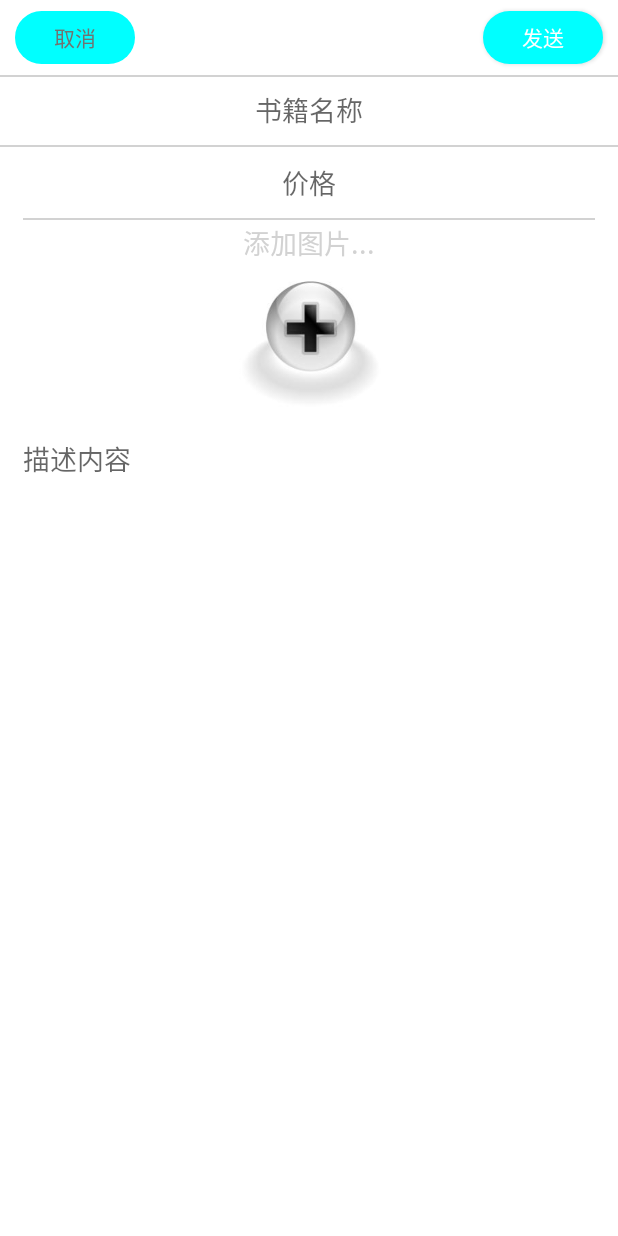
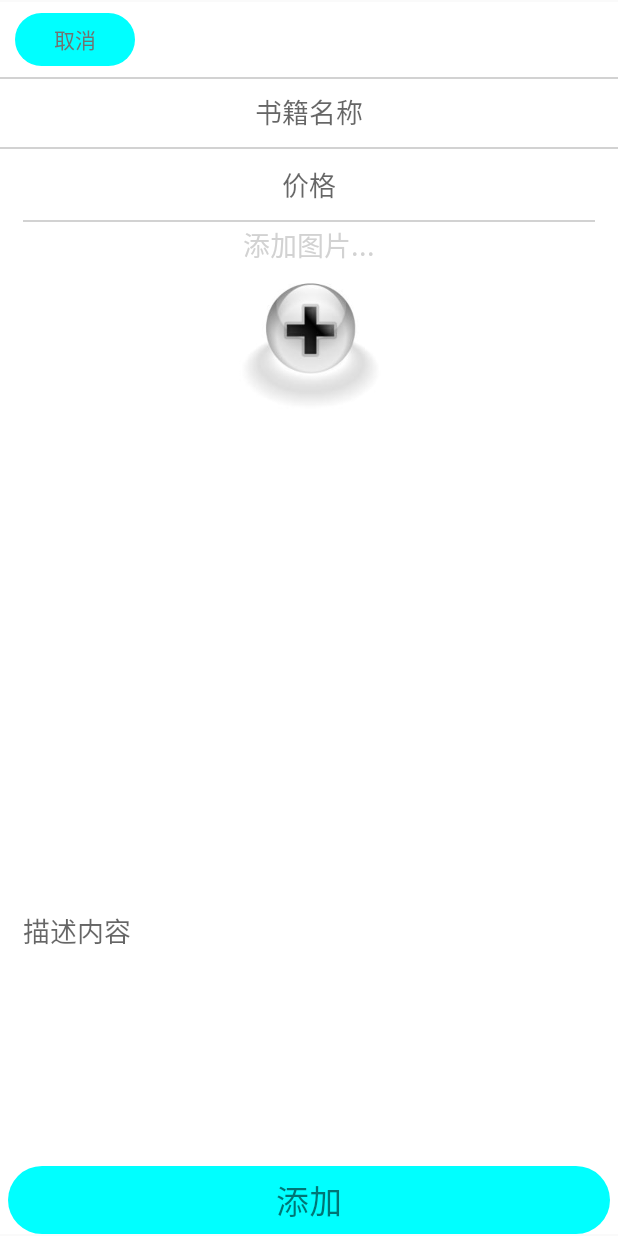
Before and after one commit to imu-yangyuan/Food, an Android app: the layout activity_add_food1.xml on its own in the app's theme, with its tools: preview values and no code run, on a phone screen of 412 x 824 dp. Run offline under Robolectric (Android 15) with nearby library versions, the phone set to English and light mode, and no system bars.

Commit message:
添加菜品界面细节调整

```diff
--- a/app/src/main/res/layout/upoldbookactivity.xml
+++ b/app/src/main/res/layout/activity_add_food1.xml
@@ -1,10 +1,22 @@
 <?xml version="1.0" encoding="utf-8"?>
+<RelativeLayout
+    xmlns:android="http://schemas.android.com/apk/res/android"
+    android:id="@+id/givecomment_listview"
+    android:layout_width="fill_parent"
+    android:layout_height="wrap_content"
+    android:paddingTop="1dip"
+    android:paddingBottom="1dip">
 <LinearLayout xmlns:android="http://schemas.android.com/apk/res/android"
               android:orientation="vertical"
               android:layout_width="match_parent"
               android:background="#ffffff"
               android:layout_height="match_parent">
-
+  <!--  <include
+        android:id="@+id/titleBar"
+        android:layout_alignParentTop="true"
+        layout="@layout/title_bar"
+        android:layout_height="45dp"
+        android:layout_width="match_parent"/>-->
     <RelativeLayout android:layout_width="match_parent"
                     android:orientation="horizontal"
                     android:layout_height="50dp">
@@ -30,7 +42,7 @@
                   android:gravity="center"
                   android:layout_height="match_parent"/>-->
 
-        <Button android:layout_width="80dp"
+        <!--<Button android:layout_width="80dp"
                 android:text="发送"
                 android:id="@+id/upgive_send"
                 android:textColor="#ffffff"
@@ -38,7 +50,7 @@
                 android:layout_centerVertical="true"
                 android:layout_marginRight="10dp"
                 android:background="@drawable/textview_style"
-                android:layout_alignParentRight="true"/>
+                android:layout_alignParentRight="true"/>-->
     </RelativeLayout>
     <TextView android:layout_width="match_parent"
               android:background="#d2d2d2"
@@ -88,6 +100,7 @@
                    android:id="@+id/add_food_image"
                    android:layout_height="100dp"/>
     </LinearLayout>
+</LinearLayout>
     <EditText android:layout_width="match_parent"
               android:layout_margin="15dp"
               android:textSize="18dp"
@@ -97,6 +110,21 @@
               android:background="#ffffff"
               android:textCursorDrawable="@null"
               android:gravity="top"
-              android:layout_height="match_parent"/>
+              android:layout_height="150dp"
+                android:layout_above="@id/btn_comment_food"/>
+    <TextView
+        android:id="@+id/btn_comment_food"
+        android:layout_alignParentBottom="true"
+        android:gravity="center"
+        android:textSize="22sp"
+        android:text="添加"
+        android:layout_height="45dp"
+        android:background="@drawable/textview_style"
+        android:layout_marginLeft="5dp"
+        android:layout_marginRight="5dp"
+        android:layout_marginBottom="5dp"
+        android:layout_width="match_parent"
+        />
 
-</LinearLayout>
+
+</RelativeLayout>
--- a/app/src/main/res/layout/content_food_list.xml
+++ b/app/src/main/res/layout/content_food_list.xml
@@ -9,8 +9,10 @@
     tools:showIn="@layout/activity_food_list">
     <LinearLayout xmlns:android="http://schemas.android.com/apk/res/android"
         android:orientation="vertical"
-        android:layout_width="match_parent"
-        android:layout_height="match_parent">
+        android:layout_width="344dp"
+        android:layout_height="551dp"
+        tools:layout_editor_absoluteY="8dp"
+        tools:layout_editor_absoluteX="8dp">
         <ListView
             android:id="@+id/food_list"
             android:layout_width="match_parent"
```
